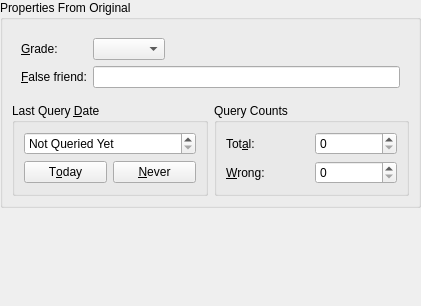
Before: the Qt Designer form src/entry-dialogs/FromToEntryPageForm.ui in KDE/parley, drawn with Qt 5.
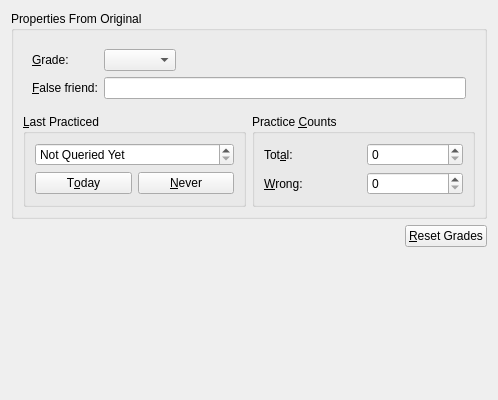
After: the same form once the commit is applied.

Commit message: Add Reset Grades button to Grade Edit Page. Make editing grades actually work, even for multiple entries.

What changed in the file:
```diff
--- a/src/entry-dialogs/FromToEntryPageForm.ui
+++ b/src/entry-dialogs/FromToEntryPageForm.ui
@@ -6,8 +6,8 @@
    <rect>
     <x>0</x>
     <y>0</y>
-    <width>421</width>
-    <height>306</height>
+    <width>498</width>
+    <height>400</height>
    </rect>
   </property>
   <property name="minimumSize" >
@@ -19,27 +19,8 @@
   <property name="windowTitle" >
    <string>-</string>
   </property>
-  <layout class="QGridLayout" >
-   <property name="margin" >
-    <number>0</number>
-   </property>
-   <property name="spacing" >
-    <number>6</number>
-   </property>
-   <item row="1" column="0" >
-    <spacer>
-     <property name="orientation" >
-      <enum>Qt::Vertical</enum>
-     </property>
-     <property name="sizeHint" >
-      <size>
-       <width>421</width>
-       <height>41</height>
-      </size>
-     </property>
-    </spacer>
-   </item>
-   <item row="0" column="0" >
+  <layout class="QVBoxLayout" >
+   <item>
     <widget class="QGroupBox" name="direc_label" >
      <property name="title" >
       <string>Properties From Original</string>
@@ -48,7 +29,19 @@
       <property name="margin" >
        <number>9</number>
       </property>
-      <property name="spacing" >
+      <property name="topMargin" >
+       <number>9</number>
+      </property>
+      <property name="rightMargin" >
+       <number>9</number>
+      </property>
+      <property name="bottomMargin" >
+       <number>9</number>
+      </property>
+      <property name="horizontalSpacing" >
+       <number>6</number>
+      </property>
+      <property name="verticalSpacing" >
        <number>6</number>
       </property>
       <item row="0" column="0" colspan="2" >
@@ -56,7 +49,19 @@
         <property name="margin" >
          <number>9</number>
         </property>
-        <property name="spacing" >
+        <property name="topMargin" >
+         <number>9</number>
+        </property>
+        <property name="rightMargin" >
+         <number>9</number>
+        </property>
+        <property name="bottomMargin" >
+         <number>9</number>
+        </property>
+        <property name="horizontalSpacing" >
+         <number>6</number>
+        </property>
+        <property name="verticalSpacing" >
          <number>6</number>
         </property>
         <item row="0" column="2" >
@@ -78,9 +83,7 @@
         <item row="1" column="1" colspan="2" >
          <widget class="QLineEdit" name="fauxami_line" >
           <property name="sizePolicy" >
-           <sizepolicy>
-            <hsizetype>7</hsizetype>
-            <vsizetype>5</vsizetype>
+           <sizepolicy vsizetype="Preferred" hsizetype="Expanding" >
             <horstretch>0</horstretch>
             <verstretch>0</verstretch>
            </sizepolicy>
@@ -100,9 +103,7 @@
         <item row="0" column="1" >
          <widget class="QComboBox" name="gradebox" >
           <property name="sizePolicy" >
-           <sizepolicy>
-            <hsizetype>1</hsizetype>
-            <vsizetype>5</vsizetype>
+           <sizepolicy vsizetype="Preferred" hsizetype="Minimum" >
             <horstretch>0</horstretch>
             <verstretch>0</verstretch>
            </sizepolicy>
@@ -124,13 +125,25 @@
       <item row="1" column="1" >
        <widget class="QGroupBox" name="GroupBox3" >
         <property name="title" >
-         <string>Query Counts</string>
+         <string>Practice &amp;Counts</string>
         </property>
         <layout class="QGridLayout" >
          <property name="margin" >
           <number>9</number>
          </property>
-         <property name="spacing" >
+         <property name="topMargin" >
+          <number>9</number>
+         </property>
+         <property name="rightMargin" >
+          <number>9</number>
+         </property>
+         <property name="bottomMargin" >
+          <number>9</number>
+         </property>
+         <property name="horizontalSpacing" >
+          <number>6</number>
+         </property>
+         <property name="verticalSpacing" >
           <number>6</number>
          </property>
          <item row="1" column="1" >
@@ -179,13 +192,25 @@
       <item row="1" column="0" >
        <widget class="QGroupBox" name="GroupBox2" >
         <property name="title" >
-         <string>Last Query &amp;Date</string>
+         <string>&amp;Last Practiced</string>
         </property>
         <layout class="QGridLayout" >
          <property name="margin" >
           <number>9</number>
          </property>
-         <property name="spacing" >
+         <property name="topMargin" >
+          <number>9</number>
+         </property>
+         <property name="rightMargin" >
+          <number>9</number>
+         </property>
+         <property name="bottomMargin" >
+          <number>9</number>
+         </property>
+         <property name="horizontalSpacing" >
+          <number>6</number>
+         </property>
+         <property name="verticalSpacing" >
           <number>6</number>
          </property>
          <item row="1" column="1" >
@@ -205,9 +230,7 @@
          <item row="0" column="0" colspan="2" >
           <widget class="QDateEdit" name="queryDateEdit" >
            <property name="sizePolicy" >
-            <sizepolicy>
-             <hsizetype>3</hsizetype>
-             <vsizetype>0</vsizetype>
+            <sizepolicy vsizetype="Fixed" hsizetype="MinimumExpanding" >
              <horstretch>0</horstretch>
              <verstretch>0</verstretch>
             </sizepolicy>
@@ -243,6 +266,43 @@
      </layout>
     </widget>
    </item>
+   <item>
+    <layout class="QHBoxLayout" >
+     <item>
+      <spacer>
+       <property name="orientation" >
+        <enum>Qt::Horizontal</enum>
+       </property>
+       <property name="sizeHint" >
+        <size>
+         <width>40</width>
+         <height>20</height>
+        </size>
+       </property>
+      </spacer>
+     </item>
+     <item>
+      <widget class="QPushButton" name="resetGradesButton" >
+       <property name="text" >
+        <string>&amp;Reset Grades</string>
+       </property>
+      </widget>
+     </item>
+    </layout>
+   </item>
+   <item>
+    <spacer>
+     <property name="orientation" >
+      <enum>Qt::Vertical</enum>
+     </property>
+     <property name="sizeHint" >
+      <size>
+       <width>421</width>
+       <height>41</height>
+      </size>
+     </property>
+    </spacer>
+   </item>
   </layout>
  </widget>
  <layoutdefault spacing="6" margin="11" />
```
Left out of the diff: 14 changed lines with no effect on the pictures. The commit also changes 2 other files.
